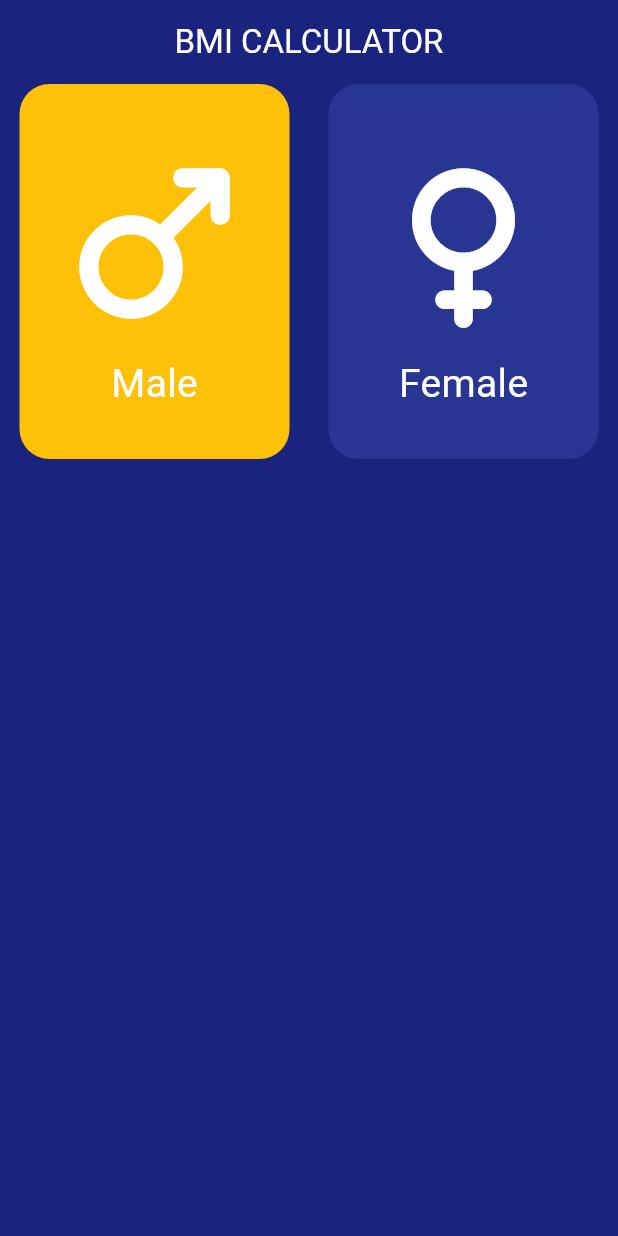
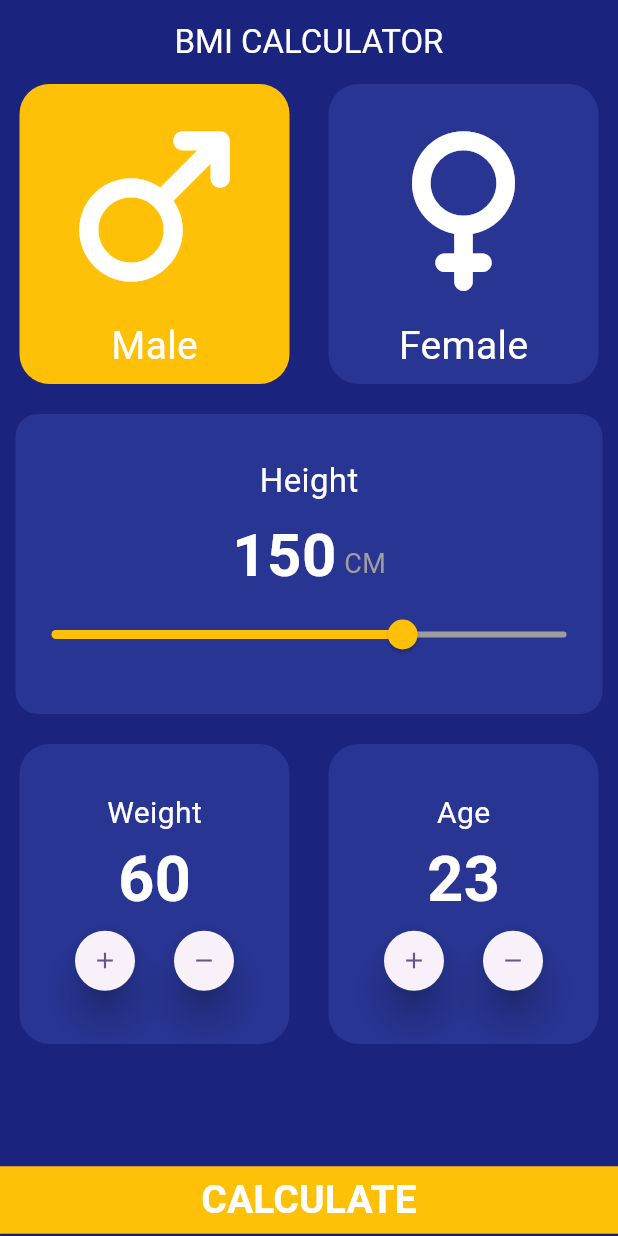
Before and after one commit to kareem-nehad/bmi_amit, a Flutter app: the screen it shows after launch, on a phone screen of 412 x 824 dp. Run offline on Flutter 3.47's test engine with Material 3 defaults, Android fonts, the phone set to English and light mode, and no system bars.

Commit message:
Completed Calculator SCREEN

```diff
--- a/lib/calculator_page.dart
+++ b/lib/calculator_page.dart
@@ -1,4 +1,6 @@
 import 'package:flutter/material.dart';
+
+import 'gender_card.dart';
 
 class CalculatorPage extends StatefulWidget {
   const CalculatorPage({super.key});
@@ -8,6 +10,10 @@ class CalculatorPage extends StatefulWidget {
 }
 
 class _CalculatorPageState extends State<CalculatorPage> {
+  double height = 150;
+  double weight = 60;
+  int age = 23;
+
   @override
   Widget build(BuildContext context) {
     return Scaffold(
@@ -25,102 +31,199 @@ class _CalculatorPageState extends State<CalculatorPage> {
       body: Column(
         mainAxisAlignment: MainAxisAlignment.start,
         children: [
-          GenderCard(),
+          const GenderCard(),
+          const SizedBox(height: 20),
+          buildHeightContainer(context),
+          const SizedBox(height: 20),
+          Row(
+            mainAxisAlignment: MainAxisAlignment.spaceAround,
+            children: [
+              Container(
+                height: 200,
+                width: 180,
+                decoration: BoxDecoration(
+                  color: Colors.indigo[800],
+                  borderRadius: BorderRadius.circular(20),
+                ),
+                child: Column(
+                  mainAxisAlignment: MainAxisAlignment.center,
+                  children: [
+                    Text(
+                      'Weight',
+                      style: TextStyle(
+                        fontSize: 20,
+                        color: Colors.white,
+                      ),
+                    ),
+                    Text(
+                      '${weight.round()}',
+                      style: TextStyle(
+                        color: Colors.white,
+                        fontSize: 42,
+                        fontWeight: FontWeight.bold,
+                      ),
+                    ),
+                    Row(
+                      mainAxisAlignment: MainAxisAlignment.center,
+                      children: [
+                        ElevatedButton(
+                          onPressed: () {
+                            setState(() {
+                              weight++;
+                            });
+                          },
+                          child: Icon(Icons.add),
+                          style: ElevatedButton.styleFrom(shape: CircleBorder(), elevation: 10),
+                        ),
+                        ElevatedButton(
+                          onPressed: () {
+                            setState(() {
+                              if (weight > 30) {
+                                weight--;
+                              }
+                            });
+                          },
+                          child: Icon(Icons.remove),
+                          style: ElevatedButton.styleFrom(
+                            shape: CircleBorder(),
+                            elevation: 10,
+                          ),
+                        ),
+                      ],
+                    ),
+                  ],
+                ),
+              ),
+              Container(
+                height: 200,
+                width: 180,
+                decoration: BoxDecoration(
+                  color: Colors.indigo[800],
+                  borderRadius: BorderRadius.circular(20),
+                ),
+                child: Column(
+                  mainAxisAlignment: MainAxisAlignment.center,
+                  children: [
+                    Text(
+                      'Age',
+                      style: TextStyle(
+                        fontSize: 20,
+                        color: Colors.white,
+                      ),
+                    ),
+                    Text(
+                      '${age}',
+                      style: TextStyle(
+                        color: Colors.white,
+                        fontSize: 42,
+                        fontWeight: FontWeight.bold,
+                      ),
+                    ),
+                    Row(
+                      mainAxisAlignment: MainAxisAlignment.center,
+                      children: [
+                        ElevatedButton(
+                          onPressed: () {
+                            setState(() {
+                              age++;
+                            });
+                          },
+                          child: Icon(Icons.add),
+                          style: ElevatedButton.styleFrom(shape: CircleBorder(), elevation: 10),
+                        ),
+                        ElevatedButton(
+                          onPressed: () {
+                            setState(() {
+                              if (age > 13) {
+                                age--;
+                              }
+                            });
+                          },
+                          child: Icon(Icons.remove),
+                          style: ElevatedButton.styleFrom(
+                            shape: CircleBorder(),
+                            elevation: 10,
+                          ),
+                        ),
+                      ],
+                    ),
+                  ],
+                ),
+              ),
+            ],
+          ),
+          Spacer(),
+          ElevatedButton(
+            onPressed: () {},
+            child: Text(
+              'CALCULATE',
+              style: TextStyle(
+                color: Colors.white,
+                fontWeight: FontWeight.bold,
+                fontSize: 26
+              ),
+            ),
+            style:
+                ElevatedButton.styleFrom(shape: RoundedRectangleBorder(borderRadius: BorderRadius.circular(0)), fixedSize: Size(MediaQuery.of(context).size.width, 45), backgroundColor: Colors.amber),
+          )
         ],
       ),
     );
   }
 
-
-}
-
-class GenderCard extends StatefulWidget {
-  const GenderCard({
-    super.key,
-  });
-
-  @override
-  State<GenderCard> createState() => _GenderCardState();
-}
-
-class _GenderCardState extends State<GenderCard> {
-  Color? inActiveColor = Colors.indigo[800];
-  Color? activeColor = Colors.amber;
-
-  String chosenGender = 'Male';
-
-  @override
-  Widget build(BuildContext context) {
-    return Row(
-      mainAxisAlignment: MainAxisAlignment.spaceAround,
-      children: [
-        GestureDetector(
-          onTap: () {
-            setState(() {
-              if (chosenGender != 'Male') {
-                chosenGender = 'Male';
-              }
-            });
-          },
-          child: Container(
-              height: 250,
-              width: 180,
+  Widget buildHeightContainer(BuildContext context) {
+    return Container(
+      height: 200,
+      width: MediaQuery.of(context).size.width * 0.95,
       decoration: BoxDecoration(
-                color: chosenGender == 'Male' ? activeColor : inActiveColor,
-                borderRadius: BorderRadius.circular(20),
+        color: Colors.indigo[800],
+        borderRadius: BorderRadius.circular(15),
       ),
       child: Column(
         mainAxisAlignment: MainAxisAlignment.center,
         children: [
-                  Icon(
-                    Icons.male_rounded,
-                    size: 150,
-                    color: Colors.white,
-                  ),
           Text(
-                    'Male',
+            'Height',
             style: TextStyle(
-                      fontSize: 26,
+              fontSize: 22,
               color: Colors.white,
             ),
           ),
+          SizedBox(height: 6),
+          Row(
+            mainAxisAlignment: MainAxisAlignment.center,
+            crossAxisAlignment: CrossAxisAlignment.end,
+            children: [
+              Text(
+                height.round().toString(),
+                style: TextStyle(fontSize: 40, color: Colors.white, fontWeight: FontWeight.bold),
+              ),
+              Padding(
+                padding: const EdgeInsets.only(bottom: 10, left: 5),
+                child: Text(
+                  'CM',
+                  style: TextStyle(
+                    fontSize: 18,
+                    color: Colors.grey,
+                  ),
+                ),
+              )
             ],
-              )),
           ),
-        GestureDetector(
-          onTap: () {
+          Slider(
+            value: height,
+            max: 220.0,
+            label: height.round().toString(),
+            activeColor: Colors.amber,
+            inactiveColor: Colors.grey,
+            onChanged: (value) {
               setState(() {
-              if (chosenGender != 'Female') {
-                chosenGender = 'Female';
-              }
+                height = value;
               });
             },
-          child: Container(
-              height: 250,
-              width: 180,
-              decoration: BoxDecoration(
-                color: chosenGender == 'Female' ? activeColor : inActiveColor,
-                borderRadius: BorderRadius.circular(20),
+          )
+        ],
       ),
-              child: Column(
-                mainAxisAlignment: MainAxisAlignment.center,
-                children: [
-                  Icon(
-                    Icons.female_rounded,
-                    size: 150,
-                    color: Colors.white,
-                  ),
-                  Text(
-                    'Female',
-                    style: TextStyle(
-                      fontSize: 26,
-                      color: Colors.white,
-                    ),
-                  ),
-                ],
-              )),
-        ),
-      ],
     );
   }
 }
--- /dev/null
+++ b/lib/gender_card.dart
@@ -0,0 +1,92 @@
+import 'package:flutter/material.dart';
+
+class GenderCard extends StatefulWidget {
+  const GenderCard({
+    super.key,
+  });
+
+  @override
+  State<GenderCard> createState() => _GenderCardState();
+}
+
+class _GenderCardState extends State<GenderCard> {
+  Color? inActiveColor = Colors.indigo[800];
+  Color? activeColor = Colors.amber;
+
+  String chosenGender = 'Male';
+
+  @override
+  Widget build(BuildContext context) {
+    return Row(
+      mainAxisAlignment: MainAxisAlignment.spaceAround,
+      children: [
+        GestureDetector(
+          onTap: () {
+            setState(() {
+              if (chosenGender != 'Male') {
+                chosenGender = 'Male';
+              }
+            });
+          },
+          child: Container(
+              height: 200,
+              width: 180,
+              decoration: BoxDecoration(
+                color: chosenGender == 'Male' ? activeColor : inActiveColor,
+                borderRadius: BorderRadius.circular(20),
+              ),
+              child: Column(
+                mainAxisAlignment: MainAxisAlignment.center,
+                children: [
+                  Icon(
+                    Icons.male_rounded,
+                    size: 150,
+                    color: Colors.white,
+                  ),
+                  Text(
+                    'Male',
+                    style: TextStyle(
+                      fontSize: 26,
+                      color: Colors.white,
+                    ),
+                  ),
+                ],
+              )),
+        ),
+        GestureDetector(
+          onTap: () {
+            setState(() {
+              if (chosenGender != 'Female') {
+                chosenGender = 'Female';
+              }
+            });
+          },
+          child: Container(
+              height: 200,
+              width: 180,
+              decoration: BoxDecoration(
+                color: chosenGender == 'Female' ? activeColor : inActiveColor,
+                borderRadius: BorderRadius.circular(20),
+              ),
+              child: Column(
+                mainAxisAlignment: MainAxisAlignment.center,
+                children: [
+                  Icon(
+                    Icons.female_rounded,
+                    size: 150,
+                    color: Colors.white,
+                  ),
+                  Text(
+                    'Female',
+                    style: TextStyle(
+                      fontSize: 26,
+                      color: Colors.white,
+                    ),
+                  ),
+                ],
+              )),
+        ),
+      ],
+    );
+  }
+}
```
Lines whose indentation alone changed are shown as unchanged.
